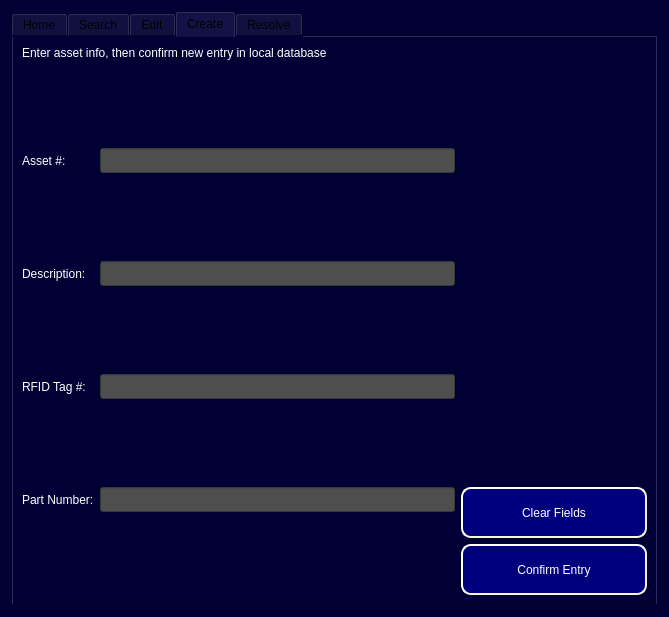
First picture: the form in ui/Admin_Level2_Access.ui, repository Capstone-RFID/Code, before the edit.
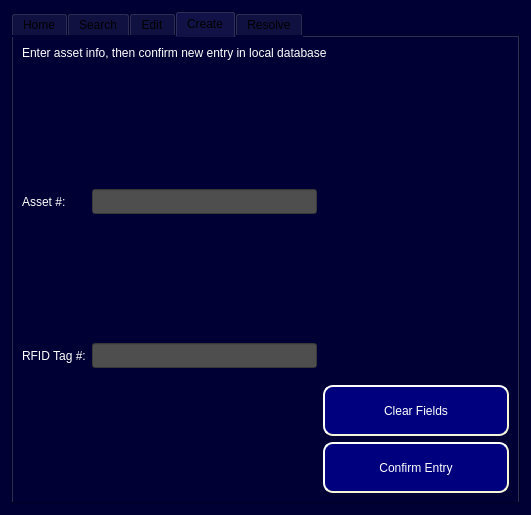
Second picture: the form after the edit. The open tabs and pages were chosen to show the change.

Commit message: Commit Asset and RFID association to RFID table

```diff
--- a/ui/Admin_Level2_Access.ui
+++ b/ui/Admin_Level2_Access.ui
@@ -6,8 +6,8 @@
    <rect>
     <x>0</x>
     <y>0</y>
-    <width>669</width>
-    <height>617</height>
+    <width>531</width>
+    <height>499</height>
    </rect>
   </property>
   <property name="windowTitle">
@@ -1119,8 +1119,8 @@
          </item>
          <item row="1" column="0">
           <layout class="QGridLayout" name="gridLayout_5">
-           <item row="0" column="1">
-            <widget class="QLineEdit" name="Create_Asset_Num_Field">
+           <item row="1" column="1">
+            <widget class="QLineEdit" name="Create_RFID_Tag_Field_3">
              <property name="minimumSize">
               <size>
                <width>0</width>
@@ -1132,6 +1132,9 @@
 background-color: rgb(78, 78, 78);
 font: 12pt &quot;MS Shell Dlg 2&quot;;</string>
              </property>
+             <property name="text">
+              <string/>
+             </property>
             </widget>
            </item>
            <item row="0" column="0">
@@ -1145,8 +1148,8 @@
              </property>
             </widget>
            </item>
-           <item row="1" column="1">
-            <widget class="QLineEdit" name="Create_Name_Field">
+           <item row="0" column="1">
+            <widget class="QLineEdit" name="Create_Asset_Num_Field">
              <property name="minimumSize">
               <size>
                <width>0</width>
@@ -1161,17 +1164,6 @@
             </widget>
            </item>
            <item row="1" column="0">
-            <widget class="QLabel" name="Create_Description_Label">
-             <property name="styleSheet">
-              <string notr="true">color: rgb(255, 255, 255);
-font: 12pt &quot;MS Shell Dlg 2&quot;;</string>
-             </property>
-             <property name="text">
-              <string>Description:</string>
-             </property>
-            </widget>
-           </item>
-           <item row="2" column="0">
             <widget class="QLabel" name="Create_RFID_Tag_Label">
              <property name="styleSheet">
               <string notr="true">color: rgb(255, 255, 255);
@@ -1182,53 +1174,6 @@
              </property>
             </widget>
            </item>
-           <item row="2" column="1">
-            <widget class="QLineEdit" name="Create_RFID_Tag_Field_3">
-             <property name="minimumSize">
-              <size>
-               <width>0</width>
-               <height>25</height>
-              </size>
-             </property>
-             <property name="styleSheet">
-              <string notr="true">color: rgb(255, 255, 255);
-background-color: rgb(78, 78, 78);
-font: 12pt &quot;MS Shell Dlg 2&quot;;</string>
-             </property>
-             <property name="text">
-              <string/>
-             </property>
-            </widget>
-           </item>
-           <item row="3" column="0">
-            <widget class="QLabel" name="Create_Part_Number_Label">
-             <property name="styleSheet">
-              <string notr="true">color: rgb(255, 255, 255);
-font: 12pt &quot;MS Shell Dlg 2&quot;;</string>
-             </property>
-             <property name="text">
-              <string>Part Number:</string>
-             </property>
-            </widget>
-           </item>
-           <item row="3" column="1">
-            <widget class="QLineEdit" name="Create_Part_Number_Field">
-             <property name="minimumSize">
-              <size>
-               <width>0</width>
-               <height>25</height>
-              </size>
-             </property>
-             <property name="styleSheet">
-              <string notr="true">color: rgb(255, 255, 255);
-background-color: rgb(78, 78, 78);
-font: 12pt &quot;MS Shell Dlg 2&quot;;</string>
-             </property>
-             <property name="text">
-              <string/>
-             </property>
-            </widget>
-           </item>
           </layout>
          </item>
         </layout>
```
Left out of the diff: 74 changed lines with no effect on the pictures. The commit also changes 4 other files.
